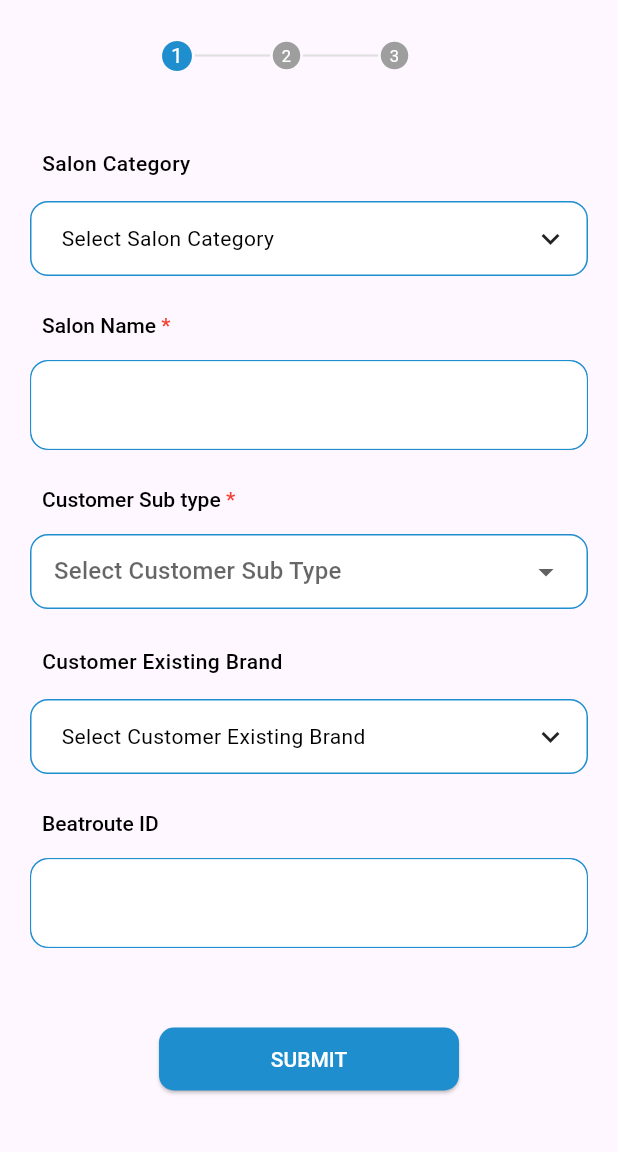
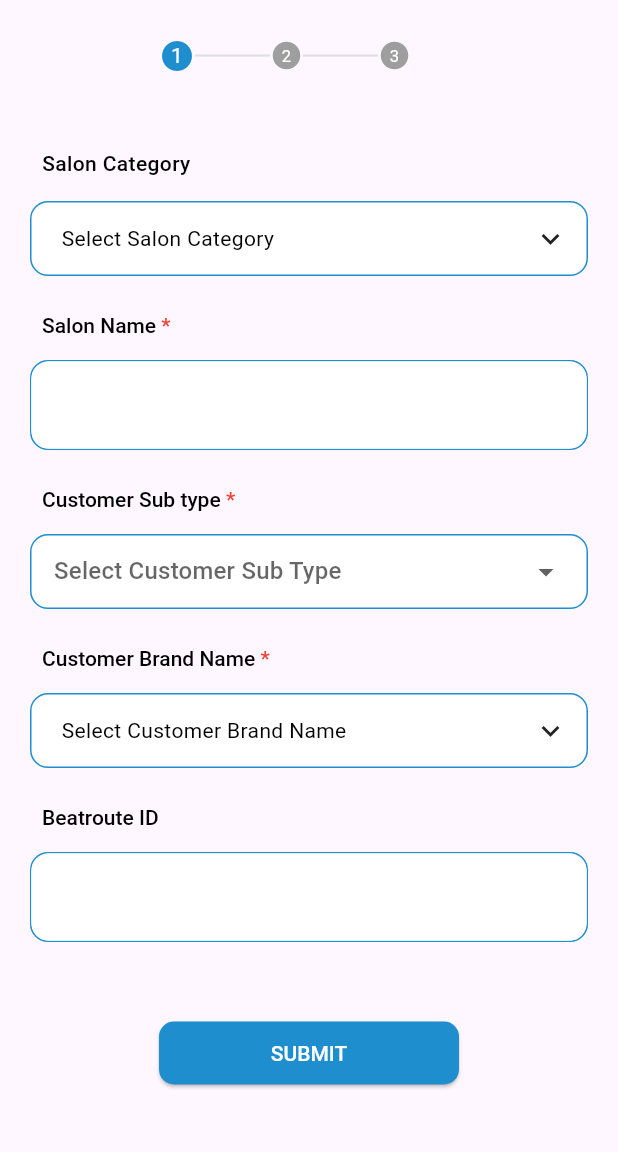
Before and after one commit to aimbeat2018/Shimmers, a Flutter app: the AddSalonBasicDetailsScreen screen opened directly, on a phone screen of 412 x 824 dp, the part 84-1236 px from its top. Run offline on Flutter 3.47's test engine with Material 3 defaults, Android fonts, the phone set to English and light mode, and no system bars; our stand-ins replace connectivity_plus, dio, file_picker, firebase_core, firebase_messaging, geocoding and 10 more; missing offline and left inert: flutter_pdfview; accounts and stored records are empty; network calls fail.

Commit message:
Brand list bottom sheet & API 24/04/2024

```diff
--- a/lib/controllers/salonController.dart
+++ b/lib/controllers/salonController.dart
@@ -592,7 +592,7 @@ class SalonController extends GetxController implements GetxService {
   }
   Future<BrandDetailModel?> getBrandList() async {
     _isLoading=true;
-    update();
+   // update();
     Response response=await salonRepo.getBrandList();
     if(response.statusCode==200){
       brandDetailModel=BrandDetailModel.fromJson(response.body);
--- a/lib/screens/salons/addSalon/addSalonBasicDetailsScreen.dart
+++ b/lib/screens/salons/addSalon/addSalonBasicDetailsScreen.dart
@@ -376,14 +376,24 @@ class _AddSalonBasicDetailsScreenState
                             child: Padding(
                                 padding:
                                 const EdgeInsets.symmetric(horizontal: 8.0),
-                              child: Text(
-                                'Customer Existing Brand',
+                                child: RichText(
+                                    text: TextSpan(
                                         style: const TextStyle(
                                             color: Colors.black,
                                             fontSize: 14,
                                             fontWeight: FontWeight.w500),
+                                        children: <TextSpan>[
+                                          TextSpan(
+                                            text: 'Customer Brand Name',
                                           ),
+                                           TextSpan(
+                                            text: ' *',
+                                            style: const TextStyle(
+                                                color: Colors.red,
+                                                fontSize: 14,
+                                                fontWeight: FontWeight.w500),
                                           ),
+                                        ]))),
                           ),
                           const SizedBox(
                             height: 15,
@@ -393,11 +403,11 @@ class _AddSalonBasicDetailsScreenState
                               showModalBottomSheet(
                                 context: context,
                                 builder: (context) =>
-                                 BrandListScreen(),
+                                const BrandListScreen(),
                                 backgroundColor: Colors.transparent,
                               ).then((value) => {
                                 setState(() {
-                                  BrandListData model = value;
+                                  BrandListData model = value!;
                                   brandName = model!.brandName!;
                                   brandId = model.id!.toString();
                                 })
@@ -430,7 +440,7 @@ class _AddSalonBasicDetailsScreenState
                                           EdgeInsets.symmetric(horizontal: 8.0),
                                           child: Text(
                                             brandName == ''
-                                                ? "Select Customer Existing Brand"
+                                                ? "Select Customer Brand Name"
                                                 : brandName,
                                             style: TextStyle(
                                                 color: Colors.black, fontSize: 14),
@@ -539,7 +549,10 @@ class _AddSalonBasicDetailsScreenState
                                   }else if(selectedCustType==null){
                                     showCustomSnackBar('Select customer sub type',
                                         isError: true);
-                                } else{
+                                } else if(brandName==null||brandName==''){
+                                    showCustomSnackBar('Select customer brand name ',isError: true);
+                                  }
+                                  else{
                                     PersistentNavBarNavigator.pushNewScreen(
                                       context,
                                       screen: AddSalonPersonalDetailsScreen(
```
Also changed, not shown: lib/screens/salons/addSalon/bottomSheet/brandListScreen.dart (+14 -14 lines). Lines whose indentation alone changed are shown as unchanged.
